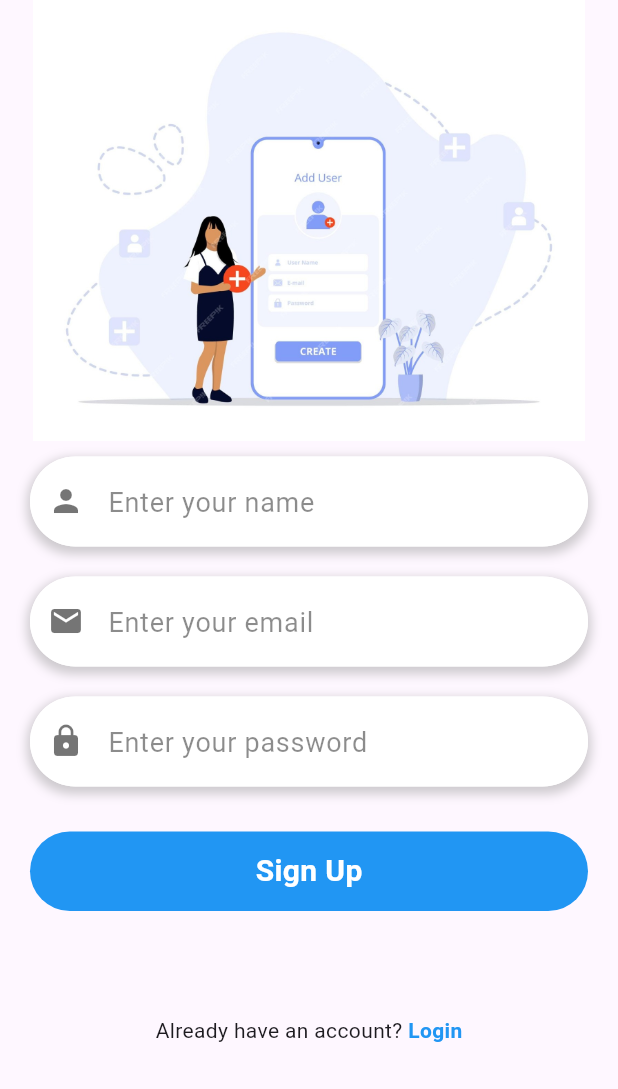
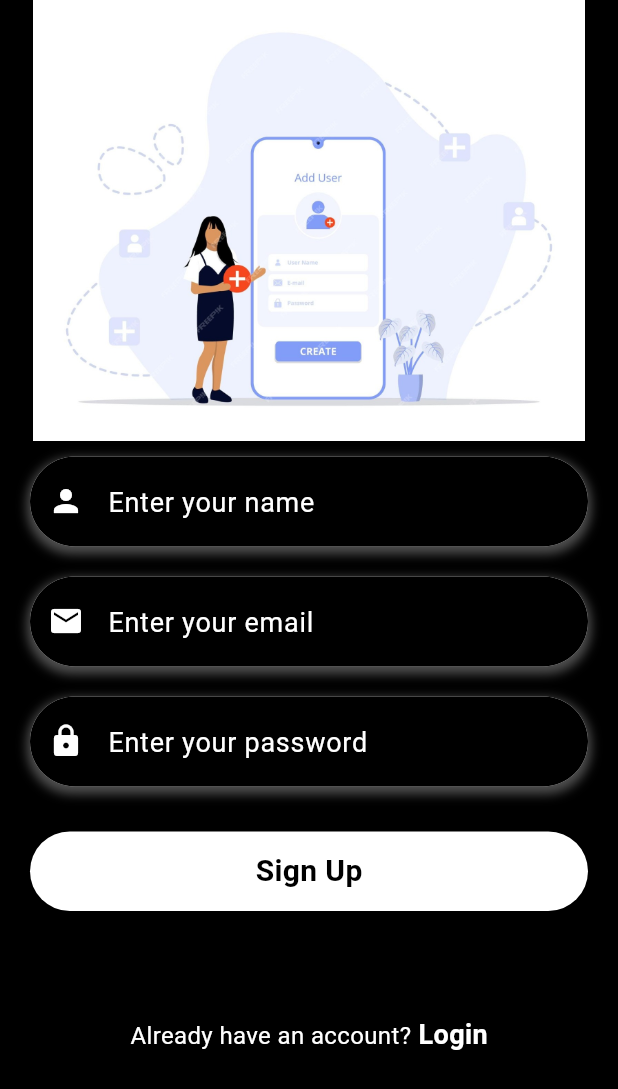
Before and after one commit to PramodLakmal/visioncart, a Flutter app: the screen it shows after launch, after a tap on "SignUp", on a phone screen of 412 x 824 dp. Shown: the top 1089 px of the screen. Run offline on Flutter 3.47's test engine with Material 3 defaults, Android fonts, the phone set to English and light mode, and no system bars; our stand-ins replace cloud_firestore, firebase_auth, firebase_core, firebase_storage, flutter_tts, google_sign_in and 3 more; accounts and stored records are empty; network calls fail.

Commit message:
Update UI colors and styles in login and signup screens

```diff
--- a/lib/Login SignUp/Screen/login.dart
+++ b/lib/Login SignUp/Screen/login.dart
@@ -62,7 +62,7 @@ class _SignupScreenState extends State<LoginScreen> {
     double height = MediaQuery.of(context).size.height;
     return Scaffold(
       resizeToAvoidBottomInset: false,
-      backgroundColor: Colors.white,
+      backgroundColor: Colors.black,
       body: SafeArea(
           child: SizedBox(
         child: Column(
@@ -104,7 +104,8 @@ class _SignupScreenState extends State<LoginScreen> {
               padding: const EdgeInsets.symmetric(horizontal: 25, vertical: 10),
               child: ElevatedButton(
                 style: ElevatedButton.styleFrom(
-                  backgroundColor: const Color.fromARGB(255, 183, 213, 228),
+                  backgroundColor: Colors.black,
+                  side: const BorderSide(color: Colors.white, width: 2),
                   elevation: 5, // Adds shadow effect
                   shape: RoundedRectangleBorder(
                     borderRadius:
@@ -180,7 +181,7 @@ class _SignupScreenState extends State<LoginScreen> {
               child: Row(
                 mainAxisAlignment: MainAxisAlignment.center,
                 children: [
-                  const Text("Don't have an account? "),
+                  const Text("Don't have an account? ", style: TextStyle(color: Colors.white, fontSize: 16)),
                   GestureDetector(
                     onTap: () {
                       Navigator.of(context).push(
@@ -192,7 +193,7 @@ class _SignupScreenState extends State<LoginScreen> {
                     child: const Text(
                       "SignUp",
                       style: TextStyle(
-                          fontWeight: FontWeight.bold, color: Colors.blue),
+                          fontWeight: FontWeight.bold, color: Colors.white, fontSize: 18),
                     ),
                   )
                 ],
--- a/lib/Login SignUp/Screen/signup.dart
+++ b/lib/Login SignUp/Screen/signup.dart
@@ -96,6 +96,7 @@ class _SignupScreenState extends State<SignupScreen> {
     double height = MediaQuery.of(context).size.height;
     return Scaffold(
       resizeToAvoidBottomInset: false,
+      backgroundColor: Colors.black,
       body: SafeArea(
           child: SizedBox(
         child: Column(
@@ -130,7 +131,7 @@ class _SignupScreenState extends State<SignupScreen> {
             Row(
               mainAxisAlignment: MainAxisAlignment.center,
               children: [
-                const Text("Already have an account?"),
+                const Text("Already have an account?", style: TextStyle(color: Colors.white, fontSize: 16)),
                 GestureDetector(
                   onTap: () {
                     Navigator.of(context).push(
@@ -141,7 +142,7 @@ class _SignupScreenState extends State<SignupScreen> {
                   },
                   child: const Text(
                     " Login",
-                    style: TextStyle(fontWeight: FontWeight.bold , color: Colors.blue),
+                    style: TextStyle(fontWeight: FontWeight.bold , color: Colors.white, fontSize: 18),
                   ),
                 )
               ],
--- a/lib/Login SignUp/Widget/button.dart
+++ b/lib/Login SignUp/Widget/button.dart
@@ -24,12 +24,12 @@ class MyButtons extends StatelessWidget {
                   Radius.circular(30),
                 ),
               ),
-              color: Colors.blue),
+              color: Colors.white),
           child: Text(
             text,
             style: const TextStyle(
               fontSize: 20,
-              color: Colors.white,
+              color: Colors.black,
               fontWeight: FontWeight.bold,
             ),
           ),
--- a/lib/Login SignUp/Widget/text_field.dart
+++ b/lib/Login SignUp/Widget/text_field.dart
@@ -37,9 +37,9 @@ class TextFieldInput extends StatelessWidget {
               style: const TextStyle(fontSize: 20),
               controller: textEditingController,
               decoration: InputDecoration(
-                prefixIcon: Icon(icon, color: Colors.black54),
+                prefixIcon: Icon(icon, color: Colors.white),
                 hintText: hintText,
-                hintStyle: const TextStyle(color: Colors.black45, fontSize: 18),
+                hintStyle: const TextStyle(color: Colors.white, fontSize: 18),
                 enabledBorder: OutlineInputBorder(
                   borderSide: BorderSide.none,
                   borderRadius: BorderRadius.circular(30),
@@ -50,7 +50,7 @@ class TextFieldInput extends StatelessWidget {
                   borderRadius: BorderRadius.circular(30),
                 ),
                 filled: true,
-                fillColor: Colors.white,
+                fillColor: Colors.black,
                 contentPadding: const EdgeInsets.symmetric(
                   vertical: 15,
                   horizontal: 20,
--- a/lib/Password Forgot/forgot_password.dart
+++ b/lib/Password Forgot/forgot_password.dart
@@ -26,8 +26,8 @@ class _ForgotPasswordState extends State<ForgotPassword> {
             "Forgot Password?",
             style: TextStyle(
               fontWeight: FontWeight.bold,
-              fontSize: 16,
-              color: Colors.blue,
+              fontSize: 18,
+              color: Colors.white,
             ),
           ),
         ),
--- a/lib/Phone Auth/phone_login.dart
+++ b/lib/Phone Auth/phone_login.dart
@@ -18,7 +18,8 @@ class _PhoneAuthenticationState extends State<PhoneAuthentication> {
             padding: const EdgeInsets.symmetric(horizontal: 25, vertical: 10),
             child: ElevatedButton(
               style: ElevatedButton.styleFrom(
-                backgroundColor: Colors.green,
+                backgroundColor: Colors.black,
+                side: const BorderSide(color: Colors.white, width: 2),
                 elevation: 5, // Adds a subtle shadow for better UI
                 shape: RoundedRectangleBorder(
                   borderRadius: BorderRadius.circular(12), // Optional rounded corners
```
